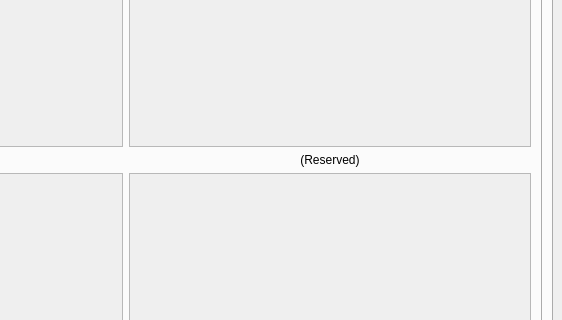
The window that craft/window.ui (cunarist/solie) describes before a commit, drawn with Qt 5; both pictures show x 718 to 1280 and y 224 to 544 of the 1280 by 720 pixel window.
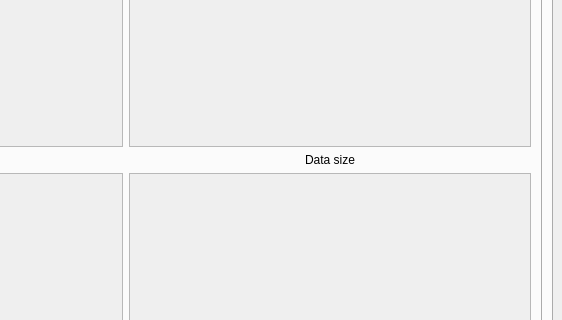
The same window after the commit. The open tabs and pages were chosen to show the change. Custom widgets are drawn as their Qt base class.

Commit message: Show data size in the status screen

The edit to the form file:
```diff
--- a/craft/window.ui
+++ b/craft/window.ui
@@ -2068,7 +2068,7 @@
               <item row="2" column="2">
                <widget class="QLabel" name="label_40">
                 <property name="text">
-                 <string>(Reserved)</string>
+                 <string>Data size</string>
                 </property>
                 <property name="alignment">
                  <set>Qt::AlignCenter</set>
```
The commit also changes 2 other files.
